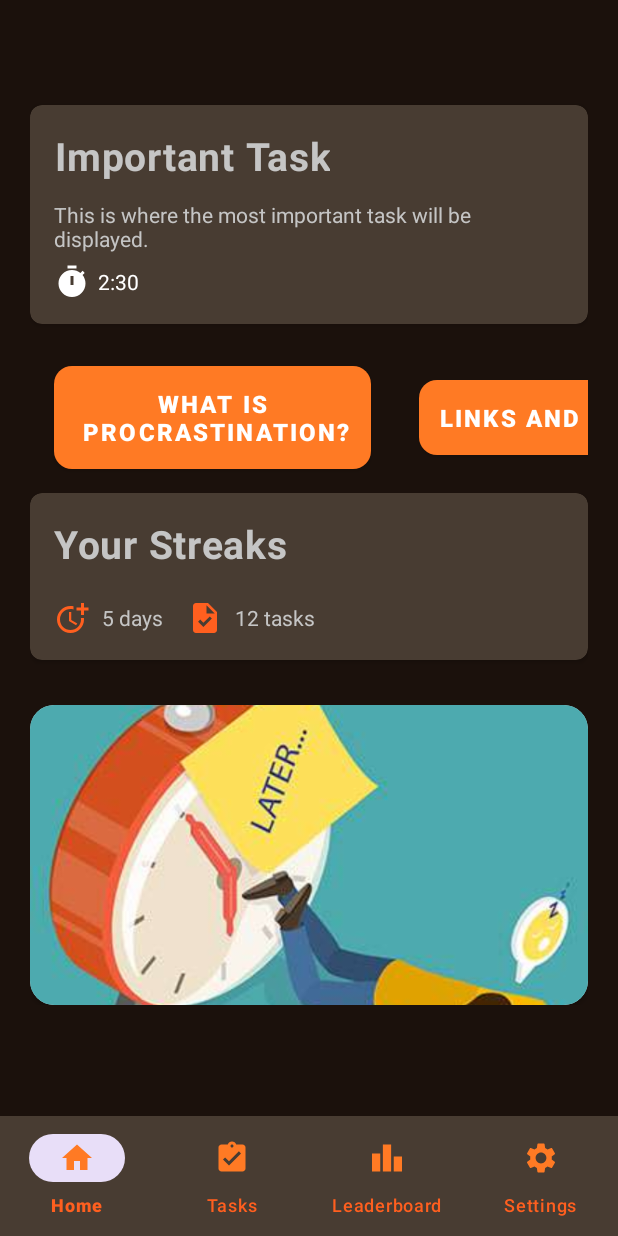
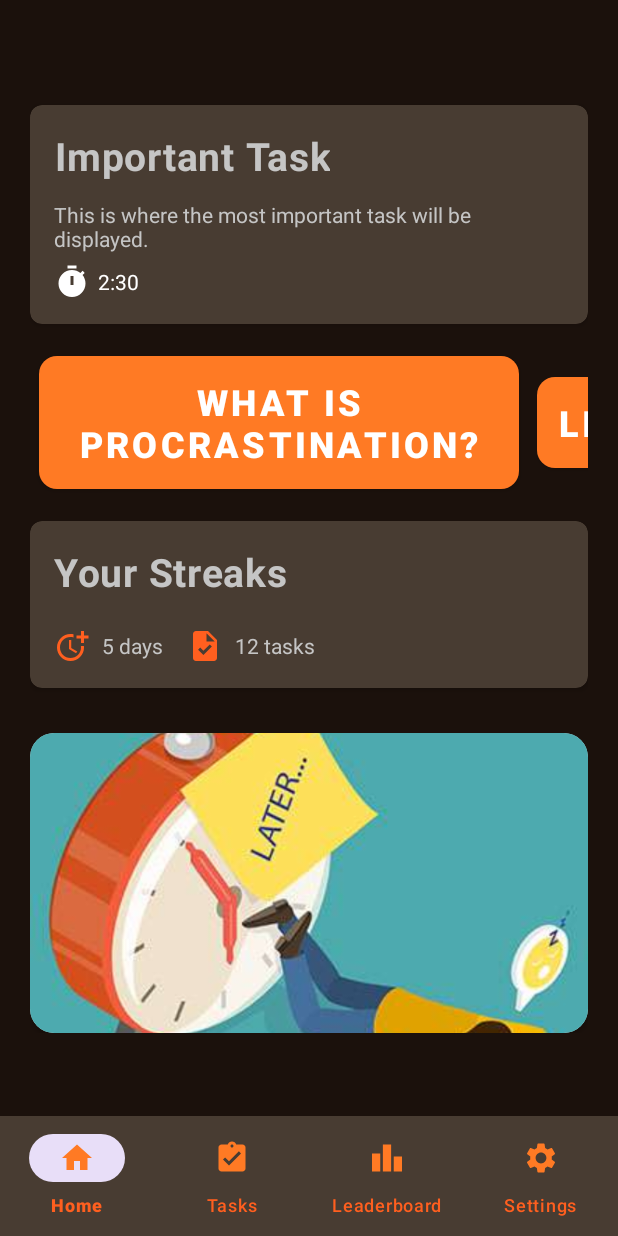
Before and after one commit to D-Dan16/Stop-Delaying, an Android app: the HomeFragment screen opened directly, with no data from a screen before it, on a phone screen of 412 x 824 dp. Run offline under Robolectric (Android 15) with nearby library versions, the phone set to English and light mode, and no system bars.

Commit message:
Reformated the knowledge-fragment-buttons in Home fragment

```diff
--- a/app/src/main/res/layout/fragment_home.xml
+++ b/app/src/main/res/layout/fragment_home.xml
@@ -76,15 +76,11 @@
                 </LinearLayout>
             </androidx.cardview.widget.CardView>
 
-            <Space
-                    android:layout_width="match_parent"
-                    android:layout_height="12dp" />
-
             <HorizontalScrollView
                     android:layout_width="match_parent"
                     android:layout_height="wrap_content"
-                    android:paddingTop="10dp"
-                    android:paddingBottom="10dp"
+                    android:paddingTop="15dp"
+                    android:paddingBottom="15dp"
                     android:visibility="visible"
                     android:scrollbarAlwaysDrawHorizontalTrack="false"
                     android:scrollbarFadeDuration="0"
@@ -104,28 +100,31 @@
                             style="@style/PrimaryButton"
                             android:layout_width="wrap_content"
                             android:layout_height="wrap_content"
-                            android:layout_marginStart="16dp"
-                            android:layout_marginEnd="16dp"
-                            android:text="What is\n Procrastination?" />
+                            android:layout_marginStart="6dp"
+                            android:layout_marginEnd="6dp"
+                            android:text="What is procrastination?"
+                            android:textSize="24sp" />
 
                     <com.google.android.material.button.MaterialButton
                             android:id="@+id/btnLinksAndVideos"
                             style="@style/PrimaryButton"
                             android:layout_width="wrap_content"
                             android:layout_height="wrap_content"
-                            android:layout_marginStart="16dp"
-                            android:layout_marginEnd="16dp"
+                            android:layout_marginStart="6dp"
+                            android:layout_marginEnd="6dp"
                             android:text="Links and Videos"
-                            android:layout_weight="1" />
+                            android:layout_weight="1"
+                            android:textSize="24sp" />
 
                     <com.google.android.material.button.MaterialButton
                             android:id="@+id/btnTipsAndTricks"
                             style="@style/PrimaryButton"
                             android:layout_width="wrap_content"
                             android:layout_height="wrap_content"
-                            android:layout_marginStart="16dp"
-                            android:layout_marginEnd="16dp"
-                            android:text="Tips &amp; Tricks for\n procrastination" />
+                            android:layout_marginStart="6dp"
+                            android:layout_marginEnd="6dp"
+                            android:text="Tips &amp; Tricks for\n procrastination"
+                            android:textSize="24sp" />
                 </LinearLayout>
             </HorizontalScrollView>
 
```
